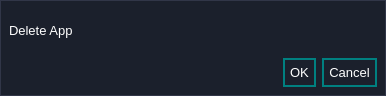
Qt form builder/uis/app_builder_delete_app.ui (ufopilot/QT-App-Builder) before a commit.
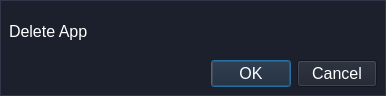
The same form after that commit.

Patch:
```diff
--- a/builder/uis/app_builder_delete_app.ui
+++ b/builder/uis/app_builder_delete_app.ui
@@ -37,45 +37,7 @@
 	min-width: 100px;
 }
 
-QPushButton{
-	border: 2px solid teal;
-   padding: 5px;
-}
-
-
-QPushButton:checked{
-	border: 4px solid cyan;
-}
-
-QPushButton:hover{
-	border: 3px solid cyan;
-   background: rgb(49, 54, 72);
-  border-radius: none;
-}
-
-QWidget{
-	color:#fff;
-    font-size: 13px;
-}
-
-QToolBoxButton { 
-    font-size: 14px;
-   min-height: 40px
-   
-}
-
-QLineEdit{
-	border: 1px solid #555;
-	color: darkgray
-}
-
-QToolTip { 
-	background-color: #1b202c; 
-	color: #fff; 
-	border: 1px solid #333; 
-	border-radius: 3px;
-	font-size: 13px;
-}</string>
+</string>
    </property>
    <layout class="QVBoxLayout" name="verticalLayout">
     <item>
```
